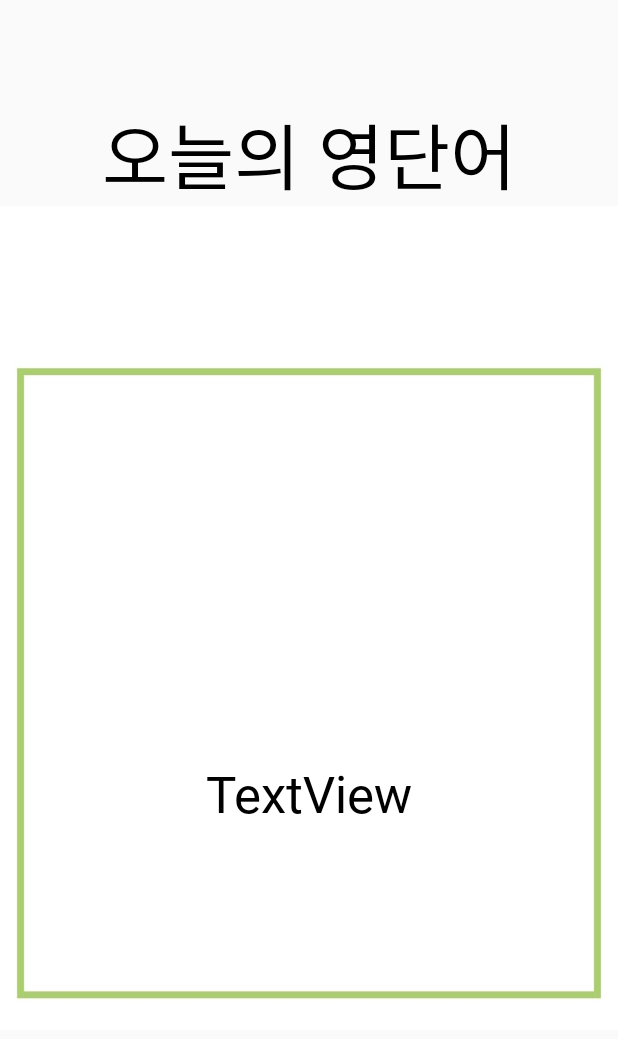
After one commit to sowon0815/NUZAK, an Android app: the layout keyword_fragment.xml on its own in the app's theme, with its tools: preview values and no code run, on a phone screen of 412 x 824 dp. The commit adds this screen. Shown: the top 1039 px of the screen. Run offline under Robolectric (Android 15) with nearby library versions, the phone set to English and light mode, and no system bars; Roboto replaces fonts that are not available here.

Commit message:
20211113 updated

```diff
--- /dev/null
+++ b/app/src/main/java/org/techtown/nuzak/KeywordFragment.java
@@ -0,0 +1,34 @@
+package org.techtown.nuzak;
+
+import android.graphics.Bitmap;
+import android.graphics.BitmapFactory;
+import android.os.Bundle;
+
+import androidx.fragment.app.Fragment;
+
+import android.view.LayoutInflater;
+import android.view.View;
+import android.view.ViewGroup;
+import android.widget.ImageView;
+import android.widget.TextView;
+
+import org.techtown.nuzak.R;
+
+import java.io.File;
+
+public class KeywordFragment extends Fragment {
+
+    @Override
+    public View onCreateView(LayoutInflater inflater, ViewGroup container, Bundle savedInstanceState) {
+        ViewGroup rootView = (ViewGroup) inflater.inflate(R.layout.keyword_fragment, container, false);
+
+        TextView textView = rootView.findViewById(R.id.keyword_textView);
+
+        Bundle bundle = getArguments();
+
+        char [] text = bundle.getCharArray("text");
+        textView.setText(text, 0, text.length);
+
+        return rootView;
+    }
+}
--- a/app/src/main/res/layout/fragment2.xml
+++ b/app/src/main/res/layout/fragment2.xml
@@ -149,11 +149,11 @@
 
                         <ImageView
                             android:id="@+id/style_img"
-                            android:layout_width="0dp"
-                            android:layout_height="0dp"
+                            android:layout_width="10dp"
+                            android:layout_height="10dp"
                             android:scaleType="fitCenter"
                             android:visibility="visible"
-                            app:srcCompat="@drawable/page1" />
+                            app:srcCompat="@android:drawable/screen_background_light" />
                     </FrameLayout>
 
                 </LinearLayout>
--- /dev/null
+++ b/app/src/main/res/layout/keyword_fragment.xml
@@ -0,0 +1,50 @@
+<?xml version="1.0" encoding="utf-8"?>
+<androidx.constraintlayout.widget.ConstraintLayout xmlns:android="http://schemas.android.com/apk/res/android"
+    xmlns:app="http://schemas.android.com/apk/res-auto"
+    xmlns:tools="http://schemas.android.com/tools"
+    android:layout_width="match_parent"
+    android:layout_height="match_parent">
+
+    <ImageView
+        android:id="@+id/keyword_bg"
+        android:layout_width="wrap_content"
+        android:layout_height="wrap_content"
+        app:layout_constraintBottom_toBottomOf="parent"
+        app:layout_constraintEnd_toEndOf="parent"
+        app:layout_constraintHorizontal_bias="0.0"
+        app:layout_constraintStart_toStartOf="parent"
+        app:layout_constraintTop_toTopOf="parent"
+        app:layout_constraintVertical_bias="1.0"
+        app:srcCompat="@drawable/keyword" />
+
+    <TextView
+        android:id="@+id/keyword_textView"
+        android:layout_width="wrap_content"
+        android:layout_height="wrap_content"
+        android:fontFamily="@font/nanumgothicbold"
+        android:text="TextView"
+        android:textAlignment="center"
+        android:textColor="#000000"
+        android:textSize="34sp"
+        app:layout_constraintBottom_toBottomOf="parent"
+        app:layout_constraintEnd_toEndOf="parent"
+        app:layout_constraintHorizontal_bias="0.498"
+        app:layout_constraintStart_toStartOf="parent"
+        app:layout_constraintTop_toTopOf="parent"
+        app:layout_constraintVertical_bias="0.65" />
+
+    <TextView
+        android:id="@+id/todayWord"
+        android:layout_width="wrap_content"
+        android:layout_height="wrap_content"
+        android:fontFamily="@font/nanumgothicbold"
+        android:text="오늘의 영단어"
+        android:textColor="#000000"
+        android:textSize="48sp"
+        app:layout_constraintBottom_toBottomOf="@+id/keyword_bg"
+        app:layout_constraintEnd_toEndOf="parent"
+        app:layout_constraintStart_toStartOf="parent"
+        app:layout_constraintTop_toTopOf="parent"
+        app:layout_constraintVertical_bias="0.089" />
+
+</androidx.constraintlayout.widget.ConstraintLayout>
```
Also changed, not shown: app/src/main/res/drawable/keyword.JPG (added), 2 other files.
